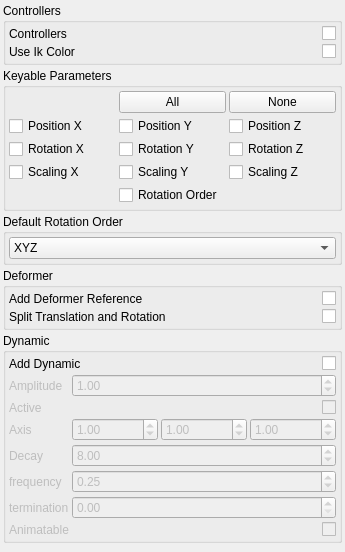
First picture: the form in brigks/systems/slider/widget.ui, repository miquelcampos/brigks, before the edit.
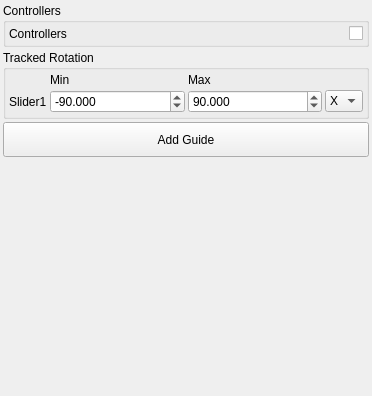
Second picture: the form after the edit.

```diff
--- a/brigks/systems/slider/widget.ui
+++ b/brigks/systems/slider/widget.ui
@@ -1,13 +1,13 @@
 <?xml version="1.0" encoding="UTF-8"?>
 <ui version="4.0">
- <class>BasicUIForm</class>
- <widget class="QWidget" name="BasicUIForm">
+ <class>Form</class>
+ <widget class="QWidget" name="Form">
   <property name="geometry">
    <rect>
     <x>0</x>
     <y>0</y>
-    <width>345</width>
-    <height>552</height>
+    <width>372</width>
+    <height>396</height>
    </rect>
   </property>
   <property name="windowTitle">
@@ -33,7 +33,7 @@
        <number>3</number>
       </property>
       <item row="0" column="0">
-       <widget class="QLabel" name="label_2">
+       <widget class="QLabel" name="label_4">
         <property name="text">
          <string>Controllers</string>
         </property>
@@ -49,30 +49,13 @@
         </property>
        </widget>
       </item>
-      <item row="1" column="1">
-       <widget class="QCheckBox" name="uiUseIkColor">
-        <property name="layoutDirection">
-         <enum>Qt::RightToLeft</enum>
-        </property>
-        <property name="text">
-         <string/>
-        </property>
-       </widget>
-      </item>
-      <item row="1" column="0">
-       <widget class="QLabel" name="label_3">
-        <property name="text">
-         <string>Use Ik Color</string>
-        </property>
-       </widget>
-      </item>
      </layout>
     </widget>
    </item>
    <item>
-    <widget class="QGroupBox" name="groupBox">
+    <widget class="QGroupBox" name="uiTrackedRotationGRP">
      <property name="title">
-      <string>Keyable Parameters</string>
+      <string>Tracked Rotation</string>
      </property>
      <layout class="QGridLayout" name="gridLayout">
       <property name="margin">
@@ -81,466 +64,110 @@
       <property name="spacing">
        <number>3</number>
       </property>
-      <item row="3" column="1">
-       <widget class="QCheckBox" name="uiScly">
+      <item row="0" column="1">
+       <widget class="QLabel" name="label">
         <property name="text">
-         <string>Scaling Y</string>
-        </property>
-       </widget>
-      </item>
-      <item row="3" column="0">
-       <widget class="QCheckBox" name="uiSclx">
-        <property name="text">
-         <string>Scaling X</string>
-        </property>
-       </widget>
-      </item>
-      <item row="3" column="2">
-       <widget class="QCheckBox" name="uiSclz">
-        <property name="text">
-         <string>Scaling Z</string>
-        </property>
-       </widget>
-      </item>
-      <item row="1" column="0">
-       <widget class="QCheckBox" name="uiPosx">
-        <property name="text">
-         <string>Position X</string>
-        </property>
-       </widget>
-      </item>
-      <item row="1" column="1">
-       <widget class="QCheckBox" name="uiPosy">
-        <property name="text">
-         <string>Position Y</string>
+         <string>Min</string>
         </property>
        </widget>
       </item>
       <item row="0" column="2">
-       <widget class="QPushButton" name="uiKeyableNoneBTN">
+       <widget class="QLabel" name="label_2">
         <property name="text">
-         <string>None</string>
+         <string>Max</string>
         </property>
        </widget>
       </item>
-      <item row="0" column="1">
-       <widget class="QPushButton" name="uiKeyableAllBTN">
-        <property name="text">
-         <string>All</string>
+      <item row="1" column="0">
+       <widget class="QLabel" name="label_3">
+        <property name="sizePolicy">
+         <sizepolicy hsizetype="Fixed" vsizetype="Preferred">
+          <horstretch>0</horstretch>
+          <verstretch>0</verstretch>
+         </sizepolicy>
         </property>
-       </widget>
-      </item>
-      <item row="2" column="2">
-       <widget class="QCheckBox" name="uiRotz">
         <property name="text">
-         <string>Rotation Z</string>
+         <string>Slider1</string>
         </property>
        </widget>
       </item>
-      <item row="2" column="1">
-       <widget class="QCheckBox" name="uiRoty">
-        <property name="text">
-         <string>Rotation Y</string>
+      <item row="1" column="1">
+       <widget class="QDoubleSpinBox" name="uiMinRot1">
+        <property name="decimals">
+         <number>3</number>
         </property>
-       </widget>
-      </item>
-      <item row="2" column="0">
-       <widget class="QCheckBox" name="uiRotx">
-        <property name="text">
-         <string>Rotation X</string>
+        <property name="minimum">
+         <double>-180.000000000000000</double>
+        </property>
+        <property name="maximum">
+         <double>-0.001000000000000</double>
+        </property>
+        <property name="singleStep">
+         <double>15.000000000000000</double>
+        </property>
+        <property name="value">
+         <double>-90.000000000000000</double>
         </property>
        </widget>
       </item>
       <item row="1" column="2">
-       <widget class="QCheckBox" name="uiPosz">
-        <property name="text">
-         <string>Position Z</string>
+       <widget class="QDoubleSpinBox" name="uiMaxRot1">
+        <property name="decimals">
+         <number>3</number>
         </property>
-       </widget>
-      </item>
-      <item row="4" column="1">
-       <widget class="QCheckBox" name="uiRotorder">
-        <property name="text">
-         <string>Rotation Order</string>
+        <property name="minimum">
+         <double>0.001000000000000</double>
         </property>
+        <property name="maximum">
+         <double>180.000000000000000</double>
+        </property>
+        <property name="singleStep">
+         <double>15.000000000000000</double>
+        </property>
+        <property name="value">
+         <double>90.000000000000000</double>
+        </property>
        </widget>
       </item>
-     </layout>
-    </widget>
-   </item>
-   <item>
-    <widget class="QGroupBox" name="groupBox_5">
-     <property name="title">
-      <string>Default Rotation Order</string>
-     </property>
-     <layout class="QVBoxLayout" name="verticalLayout">
-      <property name="spacing">
-       <number>3</number>
-      </property>
-      <property name="margin">
-       <number>3</number>
-      </property>
-      <item>
-       <widget class="QComboBox" name="uiDefaultRotationOrder">
+      <item row="1" column="3">
+       <widget class="QComboBox" name="uiAxis1">
+        <property name="sizePolicy">
+         <sizepolicy hsizetype="Fixed" vsizetype="Fixed">
+          <horstretch>0</horstretch>
+          <verstretch>0</verstretch>
+         </sizepolicy>
+        </property>
         <item>
          <property name="text">
-          <string>XYZ</string>
+          <string>X</string>
          </property>
         </item>
         <item>
          <property name="text">
-          <string>XZY</string>
+          <string>Y</string>
          </property>
         </item>
         <item>
          <property name="text">
-          <string>YXZ</string>
+          <string>Z</string>
          </property>
         </item>
-        <item>
-         <property name="text">
-          <string>YZX</string>
-         </property>
-        </item>
-        <item>
-         <property name="text">
-          <string>ZXY</string>
-         </property>
-        </item>
-        <item>
-         <property name="text">
-          <string>ZYX</string>
-         </property>
-        </item>
        </widget>
       </item>
      </layout>
     </widget>
    </item>
    <item>
-    <widget class="QGroupBox" name="groupBox_2">
-     <property name="title">
-      <string>Deformer</string>
-     </property>
-     <layout class="QGridLayout" name="gridLayout_3">
-      <property name="margin">
-       <number>3</number>
-      </property>
-      <property name="spacing">
-       <number>3</number>
-      </property>
-      <item row="0" column="1">
-       <widget class="QCheckBox" name="uiAddDeformerReferences">
-        <property name="layoutDirection">
-         <enum>Qt::RightToLeft</enum>
-        </property>
-        <property name="text">
-         <string/>
-        </property>
-       </widget>
-      </item>
-      <item row="0" column="0">
-       <widget class="QLabel" name="label">
-        <property name="text">
-         <string>Add Deformer Reference</string>
-        </property>
-       </widget>
-      </item>
-      <item row="1" column="1">
-       <widget class="QCheckBox" name="uiSplitRotation">
-        <property name="layoutDirection">
-         <enum>Qt::RightToLeft</enum>
-        </property>
-        <property name="text">
-         <string/>
-        </property>
-       </widget>
-      </item>
-      <item row="1" column="0">
-       <widget class="QLabel" name="label_4">
-        <property name="text">
-         <string>Split Translation and Rotation</string>
-        </property>
-       </widget>
-      </item>
-     </layout>
-    </widget>
-   </item>
-   <item>
-    <widget class="QGroupBox" name="uiDynamicGRP">
+    <widget class="QPushButton" name="uiAddGuideBTN">
      <property name="minimumSize">
       <size>
        <width>0</width>
-       <height>0</height>
+       <height>35</height>
       </size>
      </property>
-     <property name="title">
-      <string>Dynamic</string>
+     <property name="text">
+      <string>Add Guide</string>
      </property>
-     <layout class="QGridLayout" name="gridLayout_4">
-      <property name="margin">
-       <number>3</number>
-      </property>
-      <property name="spacing">
-       <number>3</number>
-      </property>
-      <item row="0" column="0">
-       <widget class="QLabel" name="label_5">
-        <property name="text">
-         <string>Add Dynamic</string>
-        </property>
-       </widget>
-      </item>
-      <item row="0" column="1">
-       <widget class="QCheckBox" name="uiDynamic">
-        <property name="layoutDirection">
-         <enum>Qt::RightToLeft</enum>
-        </property>
-        <property name="text">
-         <string/>
-        </property>
-       </widget>
-      </item>
-      <item row="1" column="0" colspan="2">
-       <widget class="QWidget" name="uiDynamicDefaultWDG" native="true">
-        <property name="enabled">
-         <bool>false</bool>
-        </property>
-        <layout class="QGridLayout" name="gridLayout_5">
-         <property name="margin">
-          <number>0</number>
-         </property>
-         <property name="spacing">
-          <number>3</number>
-         </property>
-         <item row="0" column="0">
-          <widget class="QLabel" name="label_8">
-           <property name="text">
-            <string>Amplitude</string>
-           </property>
-          </widget>
-         </item>
-         <item row="0" column="1">
-          <widget class="QDoubleSpinBox" name="uiAmplitude">
-           <property name="maximum">
-            <double>100.000000000000000</double>
-           </property>
-           <property name="singleStep">
-            <double>0.100000000000000</double>
-           </property>
-           <property name="value">
-            <double>1.000000000000000</double>
-           </property>
-          </widget>
-         </item>
-         <item row="1" column="0">
-          <widget class="QLabel" name="uiActiveLBL">
-           <property name="sizePolicy">
-            <sizepolicy hsizetype="Fixed" vsizetype="Preferred">
-             <horstretch>0</horstretch>
-             <verstretch>0</verstretch>
-            </sizepolicy>
-           </property>
-           <property name="minimumSize">
-            <size>
-             <width>10</width>
-             <height>0</height>
-            </size>
-           </property>
-           <property name="text">
-            <string>Active</string>
-           </property>
-          </widget>
-         </item>
-         <item row="1" column="1">
-          <widget class="QCheckBox" name="uiActive">
-           <property name="layoutDirection">
-            <enum>Qt::RightToLeft</enum>
-           </property>
-           <property name="text">
-            <string/>
-           </property>
-          </widget>
-         </item>
-         <item row="3" column="0">
-          <widget class="QLabel" name="uiStartCurveAttractLBL">
-           <property name="sizePolicy">
-            <sizepolicy hsizetype="Fixed" vsizetype="Preferred">
-             <horstretch>0</horstretch>
-             <verstretch>0</verstretch>
-            </sizepolicy>
-           </property>
-           <property name="minimumSize">
-            <size>
-             <width>10</width>
-             <height>0</height>
-            </size>
-           </property>
-           <property name="text">
-            <string>Decay</string>
-           </property>
-          </widget>
-         </item>
-         <item row="3" column="1">
-          <widget class="QDoubleSpinBox" name="uiDecay">
-           <property name="minimum">
-            <double>0.000000000000000</double>
-           </property>
-           <property name="maximum">
-            <double>999.000000000000000</double>
-           </property>
-           <property name="singleStep">
-            <double>1.000000000000000</double>
-           </property>
-           <property name="value">
-            <double>8.000000000000000</double>
-           </property>
-          </widget>
-         </item>
-         <item row="4" column="0">
-          <widget class="QLabel" name="uiBendResistanceLBL">
-           <property name="sizePolicy">
-            <sizepolicy hsizetype="Fixed" vsizetype="Preferred">
-             <horstretch>0</horstretch>
-             <verstretch>0</verstretch>
-            </sizepolicy>
-           </property>
-           <property name="minimumSize">
-            <size>
-             <width>10</width>
-             <height>0</height>
-            </size>
-           </property>
-           <property name="text">
-            <string>frequency</string>
-           </property>
-          </widget>
-         </item>
-         <item row="4" column="1">
-          <widget class="QDoubleSpinBox" name="uiFrequency">
-           <property name="minimum">
-            <double>0.000000000000000</double>
-           </property>
-           <property name="maximum">
-            <double>100.000000000000000</double>
-           </property>
-           <property name="singleStep">
-            <double>0.250000000000000</double>
-           </property>
-           <property name="value">
-            <double>0.250000000000000</double>
-           </property>
-          </widget>
-         </item>
-         <item row="5" column="0">
-          <widget class="QLabel" name="uiMassLBL">
-           <property name="sizePolicy">
-            <sizepolicy hsizetype="Fixed" vsizetype="Preferred">
-             <horstretch>0</horstretch>
-             <verstretch>0</verstretch>
-            </sizepolicy>
-           </property>
-           <property name="minimumSize">
-            <size>
-             <width>10</width>
-             <height>0</height>
-            </size>
-           </property>
-           <property name="text">
-            <string>termination</string>
-           </property>
-          </widget>
-         </item>
-         <item row="5" column="1">
-          <widget class="QDoubleSpinBox" name="uiTermination">
-           <property name="minimum">
-            <double>0.000000000000000</double>
-           </property>
-           <property name="maximum">
-            <double>100.000000000000000</double>
-           </property>
-           <property name="singleStep">
-            <double>0.100000000000000</double>
-           </property>
-           <property name="value">
-            <double>0.000000000000000</double>
-           </property>
-          </widget>
-         </item>
-         <item row="6" column="0">
-          <widget class="QLabel" name="uiAnimatableLBL">
-           <property name="sizePolicy">
-            <sizepolicy hsizetype="Fixed" vsizetype="Preferred">
-             <horstretch>0</horstretch>
-             <verstretch>0</verstretch>
-            </sizepolicy>
-           </property>
-           <property name="minimumSize">
-            <size>
-             <width>10</width>
-             <height>0</height>
-            </size>
-           </property>
-           <property name="text">
-            <string>Animatable</string>
-           </property>
-          </widget>
-         </item>
-         <item row="6" column="1">
-          <widget class="QCheckBox" name="uiDynamicAnimatable">
-           <property name="layoutDirection">
-            <enum>Qt::RightToLeft</enum>
-           </property>
-           <property name="text">
-            <string/>
-           </property>
-          </widget>
-         </item>
-         <item row="2" column="1">
-          <layout class="QHBoxLayout" name="horizontalLayout_2">
-           <item>
-            <widget class="QDoubleSpinBox" name="uiAmplitudeX">
-             <property name="singleStep">
-              <double>0.100000000000000</double>
-             </property>
-             <property name="value">
-              <double>1.000000000000000</double>
-             </property>
-            </widget>
-           </item>
-           <item>
-            <widget class="QDoubleSpinBox" name="uiAmplitudeY">
-             <property name="singleStep">
-              <double>0.100000000000000</double>
-             </property>
-             <property name="value">
-              <double>1.000000000000000</double>
-             </property>
-            </widget>
-           </item>
-           <item>
-            <widget class="QDoubleSpinBox" name="uiAmplitudeZ">
-             <property name="singleStep">
-              <double>0.100000000000000</double>
-             </property>
-             <property name="value">
-              <double>1.000000000000000</double>
-             </property>
-            </widget>
-           </item>
-          </layout>
-         </item>
-         <item row="2" column="0">
-          <widget class="QLabel" name="label_6">
-           <property name="text">
-            <string>Axis</string>
-           </property>
-          </widget>
-         </item>
-        </layout>
-       </widget>
-      </item>
-     </layout>
     </widget>
    </item>
    <item>
@@ -551,7 +178,7 @@
      <property name="sizeHint" stdset="0">
       <size>
        <width>20</width>
-       <height>40</height>
+       <height>290</height>
       </size>
      </property>
     </spacer>
```
